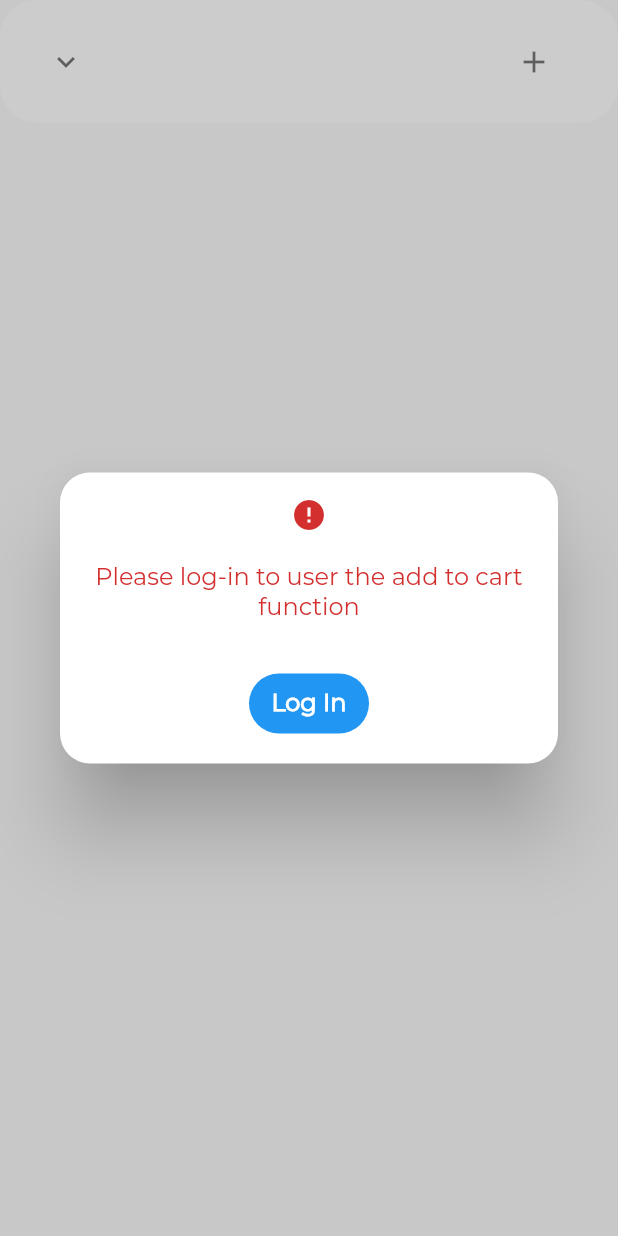
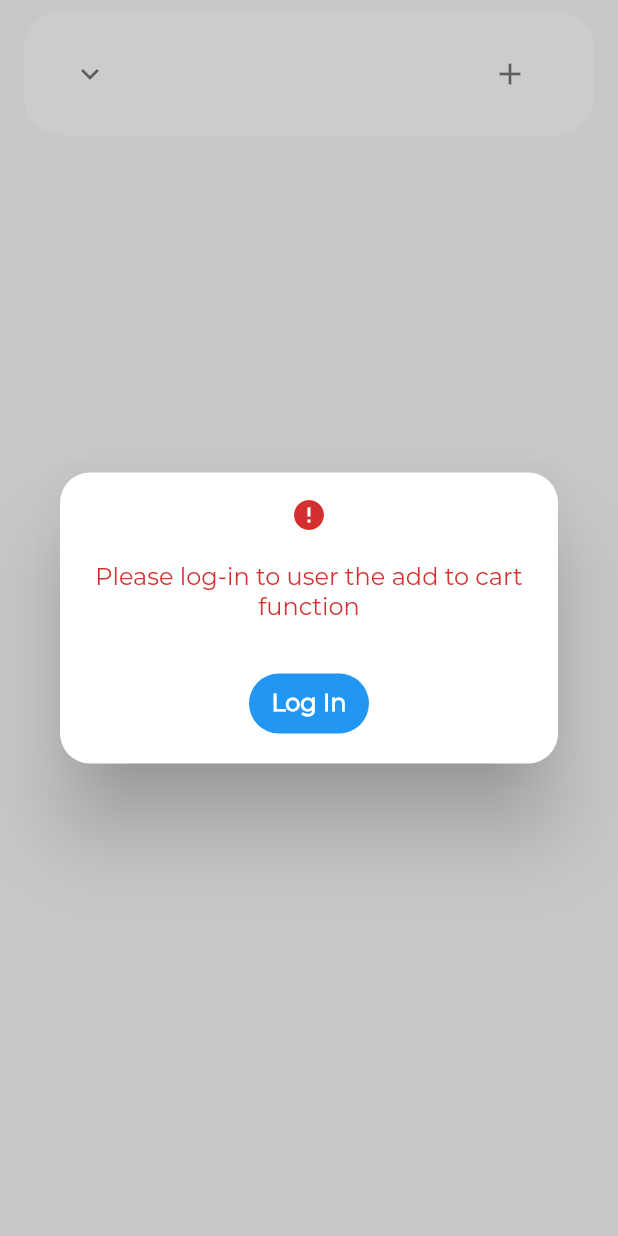
Before and after one commit to ritamk/dinner_planner, a Flutter app: the FoodTile widget shown alone on an empty page, opened directly with empty values, after a tap on the "add" icon, on a phone screen of 412 x 824 dp. Run offline on Flutter 3.47's test engine with Material 2 defaults, Android fonts, the phone set to English and light mode, and no system bars; our stand-ins replace cloud_firestore, firebase_auth, firebase_core; accounts and stored records are empty.

Commit message:
Added animations and changed cart tile

```diff
--- a/lib/main.dart
+++ b/lib/main.dart
@@ -1,8 +1,7 @@
 import 'package:dinner_planner/models/user.dart';
 import 'package:dinner_planner/pages/authentication/auth.dart';
-import 'package:dinner_planner/pages/cart/cart.dart';
+import 'package:dinner_planner/pages/orders/cart.dart';
 import 'package:dinner_planner/pages/home/home.dart';
-import 'package:dinner_planner/pages/item/item_detail.dart';
 import 'package:dinner_planner/pages/orders/orders.dart';
 import 'package:dinner_planner/pages/profile/profile.dart';
 import 'package:dinner_planner/pages/settings/setting.dart';
@@ -47,7 +46,6 @@ class MyApp extends StatelessWidget {
       routes: {
         "/": (context) => const Home(),
         "/auth": (context) => Auth(),
-        "/item": (context) => const ItemDetail(),
         "/cart": (context) => const Cart(),
         "/settings": (context) => const Setting(),
         "/orders": (context) => const Orders(),
--- a/lib/pages/food_list/food_list_tile.dart
+++ b/lib/pages/food_list/food_list_tile.dart
@@ -24,15 +24,14 @@ class FoodTile extends StatefulWidget {
 }
 
 class _FoodTileState extends State<FoodTile> with TickerProviderStateMixin {
-  static late Color vegColor;
   bool added = false;
-  static late Animation<double> _addClose;
-  static late Animation<double> _openClose;
-  static final Animatable<double> _tweenAddAnimatable =
+  late Animation<double> _addClose;
+  late Animation<double> _openClose;
+  final Animatable<double> _tweenAddAnimatable =
       Tween<double>(begin: 0.0, end: 0.125);
-  static final Animatable<double> _tweenOpenAnimatable =
+  final Animatable<double> _tweenOpenAnimatable =
       Tween<double>(begin: 0.0, end: 0.5);
-  static final Animatable<double> _curveAnimatable =
+  final Animatable<double> _curveAnimatable =
       CurveTween(curve: Curves.easeInOut);
   late AnimationController _openClosecontroller;
   late AnimationController _addClosecontroller;
@@ -48,14 +47,22 @@ class _FoodTileState extends State<FoodTile> with TickerProviderStateMixin {
         _addClosecontroller.drive(_tweenAddAnimatable.chain(_curveAnimatable));
     _openClose = _openClosecontroller
         .drive(_tweenOpenAnimatable.chain(_curveAnimatable));
-    vegColor = widget.food.veg ? Colors.green : Colors.red;
+  }
+
+  @override
+  void dispose() {
+    _addClosecontroller.dispose();
+    _openClosecontroller.dispose();
+    super.dispose();
   }
 
   @override
   Widget build(BuildContext context) {
-    final double width = MediaQuery.of(context).size.width / 2.0;
+    double width = MediaQuery.of(context).size.width / 2.0;
 
-    return Container(
+    return Padding(
+      padding: const EdgeInsets.symmetric(vertical: 8.0, horizontal: 16.0),
+      child: Container(
         padding: const EdgeInsets.symmetric(horizontal: 16.0, vertical: 12.0),
         decoration: BoxDecoration(
           borderRadius: BorderRadius.circular(25.0),
@@ -67,7 +74,7 @@ class _FoodTileState extends State<FoodTile> with TickerProviderStateMixin {
               ? _openClosecontroller.forward()
               : _openClosecontroller.reverse(),
           leading: RotationTransition(
-            turns: _openClose, child: Icon(Icons.keyboard_arrow_down)),
+              turns: _openClose, child: const Icon(Icons.keyboard_arrow_down)),
           title: Text("${widget.food.name}",
               style:
                   const TextStyle(fontSize: 16.0, fontWeight: FontWeight.bold)),
@@ -76,7 +83,7 @@ class _FoodTileState extends State<FoodTile> with TickerProviderStateMixin {
               return IconButton(
                 icon: RotationTransition(
                   turns: _addClose,
-                child: Icon(Icons.add),
+                  child: const Icon(Icons.add),
                 ),
                 onPressed: () {
                   setState(() {
@@ -92,7 +99,7 @@ class _FoodTileState extends State<FoodTile> with TickerProviderStateMixin {
                     } else {
                       showCupertinoDialog<Widget>(
                           context: context,
-                        builder: (builder) => DialogToLogin(),
+                          builder: (builder) => const DialogToLogin(),
                           barrierDismissible: true);
                     }
                   });
@@ -101,16 +108,18 @@ class _FoodTileState extends State<FoodTile> with TickerProviderStateMixin {
             },
           ),
           children: <Widget>[
-          imagePlaceholder(vegColor, width),
+            imagePlaceholder(width),
             const SizedBox(height: 20.0),
             Text("${widget.food.about}",
-              style: TextStyle(fontSize: 16.0, fontFamily: "DMSerif")),
+                style: const TextStyle(
+                    fontSize: 16.0, fontFamily: "KaiseiHarunoUmi-Medium")),
           ],
+        ),
       ),
     );
   }
 
-  Stack imagePlaceholder(Color veg, double width) {
+  Stack imagePlaceholder(double width) {
     return Stack(
       alignment: Alignment.topLeft,
       children: <Widget>[
@@ -128,24 +137,19 @@ class _FoodTileState extends State<FoodTile> with TickerProviderStateMixin {
           width: double.infinity,
         ),
         Positioned(
-          left: 10,
+          left: 5.0,
           top: 5.0,
           child: Stack(
             alignment: Alignment.center,
             children: <Widget>[
               const Icon(Icons.circle, color: Colors.white, size: 30.0),
-              Icon(Icons.radio_button_checked, color: vegColor, size: 22.0),
+              Icon(Icons.radio_button_checked,
+                  color: widget.food.veg ? Colors.green : Colors.red,
+                  size: 22.0),
             ],
           ),
         ),
       ],
     );
   }
-
-  @override
-  void dispose() {
-    _addClosecontroller.dispose();
-    _openClosecontroller.dispose();
-    super.dispose();
 }
-}
--- a/lib/pages/profile/profile.dart
+++ b/lib/pages/profile/profile.dart
@@ -1,5 +1,5 @@
 import 'package:dinner_planner/models/user.dart';
-import 'package:dinner_planner/shared/empty.dart';
+import 'package:dinner_planner/shared/not_logged_in.dart';
 import 'package:flutter/material.dart';
 import 'package:provider/provider.dart';
 
@@ -20,6 +20,6 @@ class Profile extends StatelessWidget {
               title: Text("Profile", style: TextStyle(color: Colors.blue)),
             ),
           )
-        : EmptyPage();
+        : NotLoggedIn();
   }
 }
--- a/lib/services/order_list_provider.dart
+++ b/lib/services/order_list_provider.dart
@@ -21,8 +21,8 @@ class OrderListProvider extends ChangeNotifier {
 
   void removeQty(OrderData orderData, int index) {
     (_orders[index].qty == 1)
-        ? _orders[index].qty -= 1
-        : _orders[index].qty = 1;
+        ? _orders[index].qty = 1
+        : _orders[index].qty -= 1;
     notifyListeners();
   }
 
--- a/lib/shared/empty.dart
+++ b/lib/shared/empty.dart
@@ -17,11 +17,12 @@ class EmptyPage extends StatelessWidget {
           mainAxisSize: MainAxisSize.min,
           mainAxisAlignment: MainAxisAlignment.center,
           children: <Widget>[
-            const Icon(Icons.person_off, color: Colors.blue, size: 25.0),
+            const Icon(Icons.remove_shopping_cart,
+                color: Colors.blue, size: 25.0),
             const SizedBox(height: 40.0),
             const Flexible(
               child: Text(
-                "Why leave this empty when you can log-in?",
+                "Wow, didn't expect this to be so empty.",
                 style: TextStyle(color: Colors.blue, fontSize: 15.0),
               ),
             ),
--- a/pubspec.yaml
+++ b/pubspec.yaml
@@ -68,9 +68,9 @@ flutter:
     - family: Montserrat
       fonts:
         - asset: assets/fonts/Montserrat-Regular.ttf
-    - family: DMSerif
+    - family: KaiseiHarunoUmi-Medium
       fonts:
-        - asset: assets/fonts/DMSerifDisplay-Regular.ttf
+        - asset: assets/fonts/KaiseiHarunoUmi-Medium.ttf
   #
   # For details regarding fonts from package dependencies,
   # see https://flutter.dev/custom-fonts/#from-packages
```
Also changed, not shown: lib/pages/cart/cart.dart (deleted, +0 -83 lines), lib/pages/home/home.dart (+21 -1 lines), lib/pages/item/item_detail.dart (deleted, +0 -18 lines), lib/pages/orders/cart.dart (added, +97 -0 lines), lib/pages/orders/order_tile.dart (+11 -82 lines), lib/pages/orders/orders.dart (+18 -4 lines), lib/shared/not_logged_in.dart (added, +33 -0 lines), assets/fonts/DMSerifDisplay-Regular.ttf (deleted), 1 other file. Lines whose indentation alone changed are shown as unchanged.
